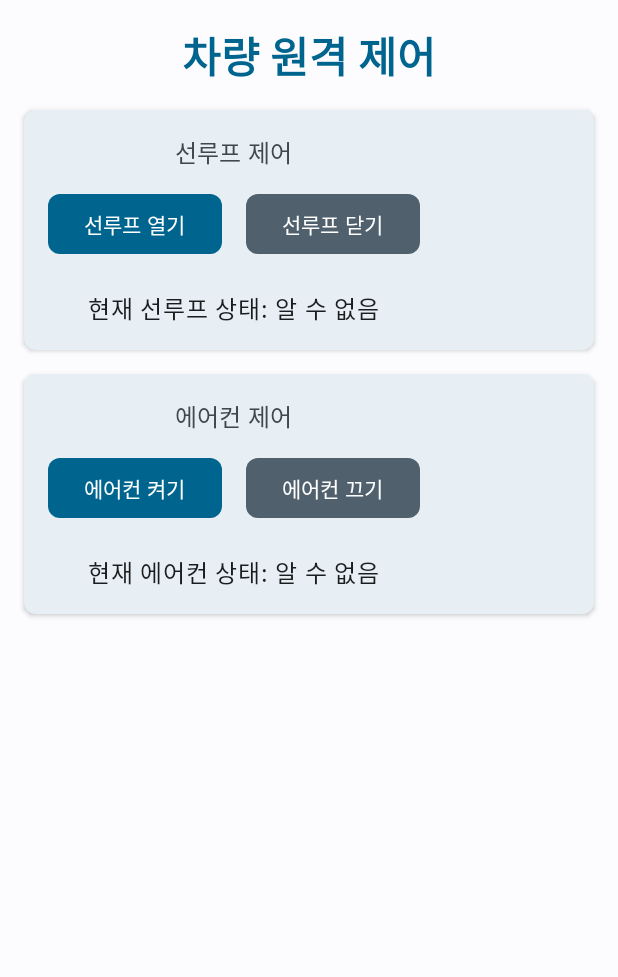
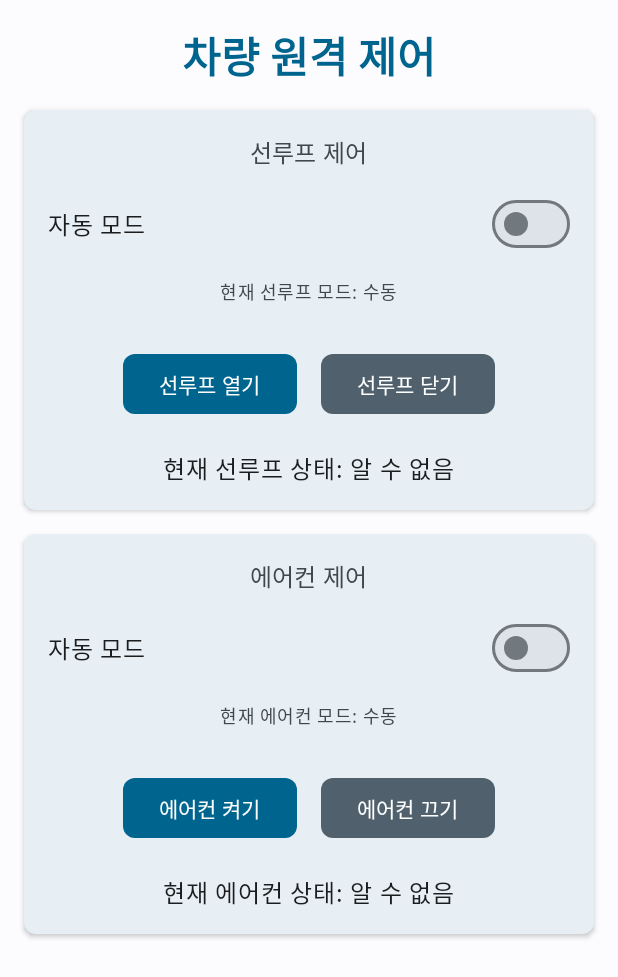
Before and after one commit to Yun-jihawan/smartSunroof, an Android app built with Jetpack Compose: the @Preview function ControlScreenPreview, on a phone screen of 412 x 824 dp. Shown: the top 977 px of the screen. Run offline under Robolectric (Android 15) with nearby library versions, the phone set to English and light mode, and no system bars; libraries missing offline, so code that uses them is left out: com.journeyapps.barcodescanner, org.eclipse.paho; 5 statements that could not run were skipped.

Commit message:
feat: 수동/자동 제어 UI 및 로직 추가

```diff
--- a/bluelink/app/src/main/java/com/example/bluelink/MainActivity.kt
+++ b/bluelink/app/src/main/java/com/example/bluelink/MainActivity.kt
@@ -20,6 +20,7 @@ import androidx.compose.material.icons.Icons
 import androidx.compose.material.icons.filled.AccessTime
 import androidx.compose.material.icons.filled.AcUnit
 import androidx.compose.material.icons.filled.ArrowDropDown
+import androidx.compose.material.icons.filled.Autorenew // 자동 모드 아이콘 (예시)
 import androidx.compose.material.icons.filled.Cloud
 import androidx.compose.material.icons.filled.CloudOff
 import androidx.compose.material.icons.filled.DateRange
@@ -30,6 +31,8 @@ import androidx.compose.material.icons.filled.Sync
 import androidx.compose.material.icons.filled.Thermostat
 import androidx.compose.material.icons.filled.WbSunny
 import androidx.compose.material3.*
+import androidx.compose.material3.Switch // Switch 컴포넌트 import
+import androidx.compose.material3.SwitchDefaults // Switch 색상 커스터마이징을 위해
 import androidx.compose.material3.TabRowDefaults.tabIndicatorOffset // 인디케이터 커스터마이징을 위해
 import androidx.compose.runtime.*
 import androidx.compose.ui.Alignment
@@ -313,6 +316,21 @@ fun ControlScreen(viewModel: MainViewModel) {
     val sunroofCommandInProgress by viewModel.isSunroofCommandInProgress.collectAsState()
     val acCommandInProgress by viewModel.isAcCommandInProgress.collectAsState()
 
+    val isSunroofAutoMode = vehicleState.sunroofMode == "auto"
+    val isAcAutoMode = vehicleState.acMode == "auto"
+
+    // Switch 색상 정의 (ContentAlpha 대신 직접 alpha 값 사용)
+    val switchColors = SwitchDefaults.colors(
+        checkedThumbColor = MaterialTheme.colorScheme.primary,
+        checkedTrackColor = MaterialTheme.colorScheme.primary.copy(alpha = 0.54f), // M3 가이드라인의 Track Opacity 참고 (54%)
+        uncheckedThumbColor = MaterialTheme.colorScheme.outline, // Unchecked Thumb 색상
+        uncheckedTrackColor = MaterialTheme.colorScheme.surfaceVariant, // Unchecked Track 색상
+        disabledCheckedThumbColor = MaterialTheme.colorScheme.onSurface.copy(alpha = 0.38f), // 비활성화된 컨텐츠 알파
+        disabledCheckedTrackColor = MaterialTheme.colorScheme.onSurface.copy(alpha = 0.12f), // 비활성화된 트랙 알파
+        disabledUncheckedThumbColor = MaterialTheme.colorScheme.onSurface.copy(alpha = 0.38f),
+        disabledUncheckedTrackColor = MaterialTheme.colorScheme.onSurface.copy(alpha = 0.12f)
+    )
+
     Column(
         modifier = Modifier
             .fillMaxSize()
@@ -336,12 +354,24 @@ fun ControlScreen(viewModel: MainViewModel) {
             contentColor = MaterialTheme.colorScheme.onSecondary
         )
 
+        // --- 선루프 제어 섹션 ---
         Card(modifier = Modifier.fillMaxWidth(), colors = cardColors, elevation = cardElevation) {
             Column(modifier = Modifier.padding(16.dp), horizontalAlignment = Alignment.CenterHorizontally, verticalArrangement = Arrangement.spacedBy(12.dp)) {
                 Text("선루프 제어", style = MaterialTheme.typography.titleMedium, color = MaterialTheme.colorScheme.onSurfaceVariant)
+                Row(verticalAlignment = Alignment.CenterVertically, modifier = Modifier.fillMaxWidth(), horizontalArrangement = Arrangement.SpaceBetween) {
+                    Text("자동 모드", style = MaterialTheme.typography.bodyLarge, color = MaterialTheme.colorScheme.onSurface)
+                    Switch(
+                        checked = isSunroofAutoMode,
+                        onCheckedChange = { checked -> viewModel.setSunroofMode(if (checked) "auto" else "manual") },
+                        thumbContent = if (isSunroofAutoMode) { { Icon(imageVector = Icons.Filled.Autorenew, contentDescription = "자동 모드 활성", tint = MaterialTheme.colorScheme.onPrimary) } } else null,
+                        colors = switchColors // 수정된 switchColors 사용
+                    )
+                }
+                Text("현재 선루프 모드: ${if(isSunroofAutoMode) "자동" else "수동"}", style = MaterialTheme.typography.bodySmall, color = MaterialTheme.colorScheme.onSurfaceVariant)
+                Spacer(modifier = Modifier.height(4.dp))
                 Row(horizontalArrangement = Arrangement.spacedBy(16.dp)) {
-                    Button(onClick = { viewModel.controlSunroof("open") }, enabled = !sunroofCommandInProgress && !acCommandInProgress, shape = buttonShape, colors = primaryButtonColors) { Text("선루프 열기") }
-                    Button(onClick = { viewModel.controlSunroof("close") }, enabled = !sunroofCommandInProgress && !acCommandInProgress, shape = buttonShape, colors = secondaryButtonColors) { Text("선루프 닫기") }
+                    Button(onClick = { viewModel.controlSunroof("open") }, enabled = !isSunroofAutoMode && !sunroofCommandInProgress && !acCommandInProgress, shape = buttonShape, colors = primaryButtonColors) { Text("선루프 열기") }
+                    Button(onClick = { viewModel.controlSunroof("close") }, enabled = !isSunroofAutoMode && !sunroofCommandInProgress && !acCommandInProgress, shape = buttonShape, colors = secondaryButtonColors) { Text("선루프 닫기") }
                 }
                 if (sunroofCommandInProgress) {
                     CircularProgressIndicator(color = MaterialTheme.colorScheme.primary, modifier = Modifier.padding(top = 8.dp))
@@ -351,12 +381,24 @@ fun ControlScreen(viewModel: MainViewModel) {
             }
         }
 
+        // --- 에어컨 제어 섹션 ---
         Card(modifier = Modifier.fillMaxWidth(), colors = cardColors, elevation = cardElevation) {
             Column(modifier = Modifier.padding(16.dp), horizontalAlignment = Alignment.CenterHorizontally, verticalArrangement = Arrangement.spacedBy(12.dp)) {
                 Text("에어컨 제어", style = MaterialTheme.typography.titleMedium, color = MaterialTheme.colorScheme.onSurfaceVariant)
+                Row(verticalAlignment = Alignment.CenterVertically, modifier = Modifier.fillMaxWidth(), horizontalArrangement = Arrangement.SpaceBetween) {
+                    Text("자동 모드", style = MaterialTheme.typography.bodyLarge, color = MaterialTheme.colorScheme.onSurface)
+                    Switch(
+                        checked = isAcAutoMode,
+                        onCheckedChange = { checked -> viewModel.setAcMode(if (checked) "auto" else "manual") },
+                        thumbContent = if (isAcAutoMode) { { Icon(imageVector = Icons.Filled.Autorenew, contentDescription = "자동 모드 활성", tint = MaterialTheme.colorScheme.onPrimary) } } else null,
+                        colors = switchColors // 수정된 switchColors 사용
+                    )
+                }
+                Text("현재 에어컨 모드: ${if(isAcAutoMode) "자동" else "수동"}", style = MaterialTheme.typography.bodySmall, color = MaterialTheme.colorScheme.onSurfaceVariant)
+                Spacer(modifier = Modifier.height(4.dp))
                 Row(horizontalArrangement = Arrangement.spacedBy(16.dp)) {
-                    Button(onClick = { viewModel.controlAC("on") }, enabled = !sunroofCommandInProgress && !acCommandInProgress, shape = buttonShape, colors = primaryButtonColors) { Text("에어컨 켜기") }
-                    Button(onClick = { viewModel.controlAC("off") }, enabled = !sunroofCommandInProgress && !acCommandInProgress, shape = buttonShape, colors = secondaryButtonColors) { Text("에어컨 끄기") }
+                    Button(onClick = { viewModel.controlAC("on") }, enabled = !isAcAutoMode && !sunroofCommandInProgress && !acCommandInProgress, shape = buttonShape, colors = primaryButtonColors) { Text("에어컨 켜기") }
+                    Button(onClick = { viewModel.controlAC("off") }, enabled = !isAcAutoMode && !sunroofCommandInProgress && !acCommandInProgress, shape = buttonShape, colors = secondaryButtonColors) { Text("에어컨 끄기") }
                 }
                 if (acCommandInProgress) {
                     CircularProgressIndicator(color = MaterialTheme.colorScheme.primary, modifier = Modifier.padding(top = 8.dp))
--- a/bluelink/app/src/main/java/com/example/bluelink/model/VehicleState.kt
+++ b/bluelink/app/src/main/java/com/example/bluelink/model/VehicleState.kt
@@ -2,7 +2,9 @@ package com.example.bluelink.model
 
 // 차량의 주요 상태 정보를 담는 데이터 클래스
 data class VehicleState(
-    val sunroofStatus: String = "알 수 없음", // 선루프 상태 (예: "열림", "닫힘", "고장")
-    val acStatus: String = "알 수 없음"       // 에어컨/히터 상태 (예: "켜짐 - 냉방", "꺼짐")
+    val sunroofStatus: String = "알 수 없음", // 예: "열림", "닫힘", "열리는 중", "닫히는 중"
+    val acStatus: String = "알 수 없음",       // 예: "켜짐 - 냉방", "꺼짐", "켜짐 - 히터"
+    val sunroofMode: String = "manual",      // 선루프 제어 모드: "manual", "auto"
+    val acMode: String = "manual"            // AC 제어 모드: "manual", "auto"
     // TODO: 필요에 따라 더 많은 차량 상태 정보 추가
 )
```
Also changed, not shown: bluelink/app/src/main/java/com/example/bluelink/mqtt/MqttConstants.kt (+19 -23 lines), bluelink/app/src/main/java/com/example/bluelink/viewmodel/MainViewModel.kt (+90 -108 lines).
